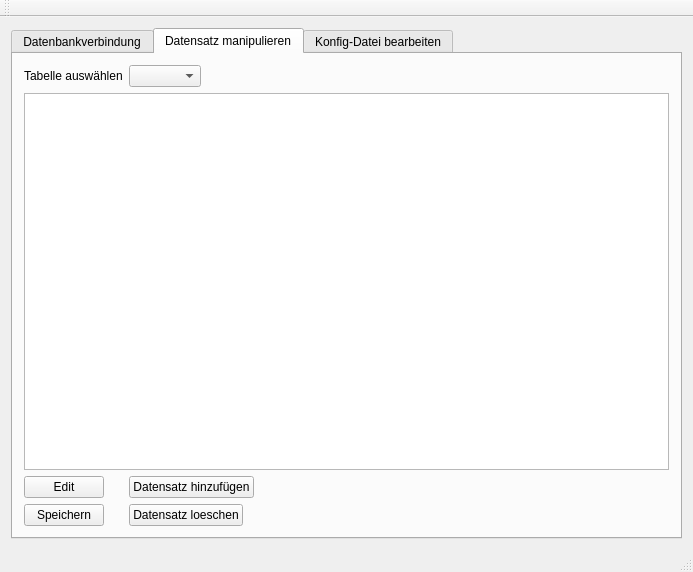
This is CPP_GUI/Q2_Admin/mainwindow.ui in enohl/Q2_QuickQuizzer as Qt 5 draws it before an edit. The edited form follows.
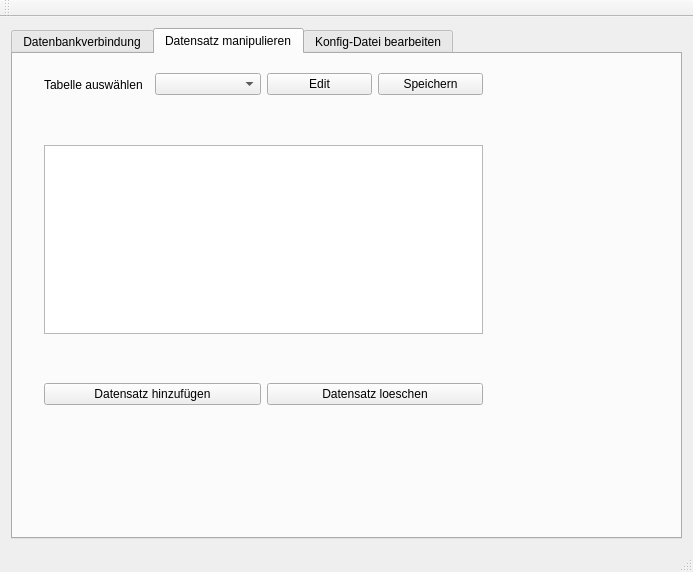
This is the edited form. The open tabs and pages were chosen to show the change.

```diff
--- a/CPP_GUI/Q2_Admin/mainwindow.ui
+++ b/CPP_GUI/Q2_Admin/mainwindow.ui
@@ -137,23 +137,53 @@
        <attribute name="title">
         <string>Datensatz manipulieren</string>
        </attribute>
-       <layout class="QHBoxLayout" name="horizontalLayout_2">
-        <item>
-         <layout class="QFormLayout" name="formLayout_2">
-          <property name="fieldGrowthPolicy">
-           <enum>QFormLayout::FieldsStayAtSizeHint</enum>
-          </property>
-          <item row="0" column="0">
+       <widget class="QWidget" name="horizontalLayoutWidget">
+        <property name="geometry">
+         <rect>
+          <x>20</x>
+          <y>0</y>
+          <width>461</width>
+          <height>61</height>
+         </rect>
+        </property>
+        <layout class="QHBoxLayout" name="horizontalLayout_4">
+         <item alignment="Qt::AlignLeft">
            <widget class="QLabel" name="lbl_tabelle">
             <property name="text">
              <string>Tabelle auswählen</string>
             </property>
            </widget>
           </item>
-          <item row="0" column="1">
+         <item>
            <widget class="QComboBox" name="cmb_tabellen"/>
           </item>
-          <item row="1" column="0" colspan="2">
+         <item>
+          <widget class="QPushButton" name="btn_edit">
+           <property name="text">
+            <string>Edit</string>
+           </property>
+          </widget>
+         </item>
+         <item>
+          <widget class="QPushButton" name="btn_change">
+           <property name="text">
+            <string>Speichern</string>
+           </property>
+          </widget>
+         </item>
+        </layout>
+       </widget>
+       <widget class="QWidget" name="gridLayoutWidget">
+        <property name="geometry">
+         <rect>
+          <x>20</x>
+          <y>80</y>
+          <width>461</width>
+          <height>211</height>
+         </rect>
+        </property>
+        <layout class="QGridLayout" name="gridLayout">
+         <item row="0" column="0">
            <widget class="QTableView" name="tblView_tabellen">
             <property name="editTriggers">
              <set>QAbstractItemView::EditKeyPressed</set>
@@ -166,28 +196,26 @@
             </property>
            </widget>
           </item>
-          <item row="3" column="0">
-           <widget class="QPushButton" name="btn_edit">
-            <property name="text">
-             <string>Edit</string>
-            </property>
-           </widget>
-          </item>
-          <item row="4" column="0">
-           <widget class="QPushButton" name="btn_change">
-            <property name="text">
-             <string>Speichern</string>
-            </property>
-           </widget>
-          </item>
-          <item row="3" column="1">
+        </layout>
+       </widget>
+       <widget class="QWidget" name="horizontalLayoutWidget_2">
+        <property name="geometry">
+         <rect>
+          <x>20</x>
+          <y>300</y>
+          <width>461</width>
+          <height>80</height>
+         </rect>
+        </property>
+        <layout class="QHBoxLayout" name="horizontalLayout_5">
+         <item>
            <widget class="QPushButton" name="btn_add">
             <property name="text">
              <string>Datensatz hinzufügen</string>
             </property>
            </widget>
           </item>
-          <item row="4" column="1">
+         <item>
            <widget class="QPushButton" name="btn_delete">
             <property name="text">
              <string>Datensatz loeschen</string>
@@ -195,8 +223,7 @@
            </widget>
           </item>
          </layout>
-        </item>
-       </layout>
+       </widget>
       </widget>
       <widget class="QWidget" name="tab3">
        <attribute name="title">
```
Left out of the diff: 2 changed lines with no effect on the pictures. Lines whose indentation alone changed are shown as unchanged.
